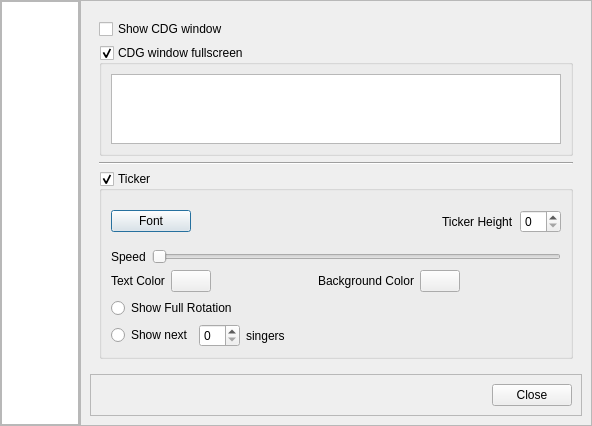
Qt form KaraokeHost/settingsdialog.ui (OpenKJ/OpenKJ) before a commit.
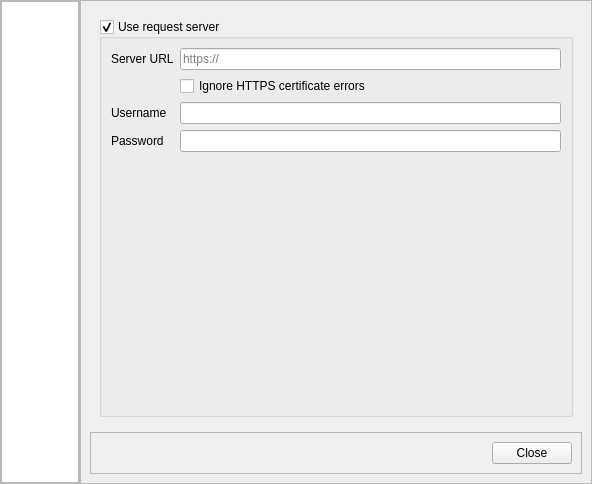
The same form after that commit.

Commit message: KH - Initial work on request server integration

Patch:
```diff
--- a/KaraokeHost/settingsdialog.ui
+++ b/KaraokeHost/settingsdialog.ui
@@ -7,7 +7,7 @@
     <x>0</x>
     <y>0</y>
     <width>592</width>
-    <height>426</height>
+    <height>484</height>
    </rect>
   </property>
   <property name="windowTitle">
@@ -119,7 +119,7 @@
         <item>
          <widget class="QStackedWidget" name="stackedWidget">
           <property name="currentIndex">
-           <number>1</number>
+           <number>2</number>
           </property>
           <widget class="QWidget" name="audioPage">
            <layout class="QVBoxLayout" name="verticalLayout_7">
@@ -378,6 +378,74 @@
             </item>
            </layout>
           </widget>
+          <widget class="QWidget" name="networkPage">
+           <layout class="QVBoxLayout" name="verticalLayout_10">
+            <item>
+             <widget class="QGroupBox" name="groupBoxRequestServer">
+              <property name="title">
+               <string>Use request server</string>
+              </property>
+              <property name="checkable">
+               <bool>true</bool>
+              </property>
+              <layout class="QVBoxLayout" name="verticalLayout_11">
+               <item>
+                <layout class="QFormLayout" name="formLayout">
+                 <item row="0" column="0">
+                  <widget class="QLabel" name="label_6">
+                   <property name="text">
+                    <string>Server URL</string>
+                   </property>
+                  </widget>
+                 </item>
+                 <item row="0" column="1">
+                  <widget class="QLineEdit" name="lineEditUrl">
+                   <property name="inputMethodHints">
+                    <set>Qt::ImhUrlCharactersOnly</set>
+                   </property>
+                   <property name="placeholderText">
+                    <string>https://</string>
+                   </property>
+                  </widget>
+                 </item>
+                 <item row="2" column="0">
+                  <widget class="QLabel" name="label_7">
+                   <property name="text">
+                    <string>Username</string>
+                   </property>
+                  </widget>
+                 </item>
+                 <item row="3" column="0">
+                  <widget class="QLabel" name="label_8">
+                   <property name="text">
+                    <string>Password</string>
+                   </property>
+                  </widget>
+                 </item>
+                 <item row="2" column="1">
+                  <widget class="QLineEdit" name="lineEditUsername"/>
+                 </item>
+                 <item row="3" column="1">
+                  <widget class="QLineEdit" name="lineEditPassword">
+                   <property name="echoMode">
+                    <enum>QLineEdit::Password</enum>
+                   </property>
+                  </widget>
+                 </item>
+                 <item row="1" column="1">
+                  <widget class="QCheckBox" name="checkBoxIgnoreCertErrors">
+                   <property name="text">
+                    <string>Ignore HTTPS certificate errors</string>
+                   </property>
+                  </widget>
+                 </item>
+                </layout>
+               </item>
+              </layout>
+             </widget>
+            </item>
+           </layout>
+          </widget>
          </widget>
         </item>
         <item>
```
The commit also changes 4 other files.
